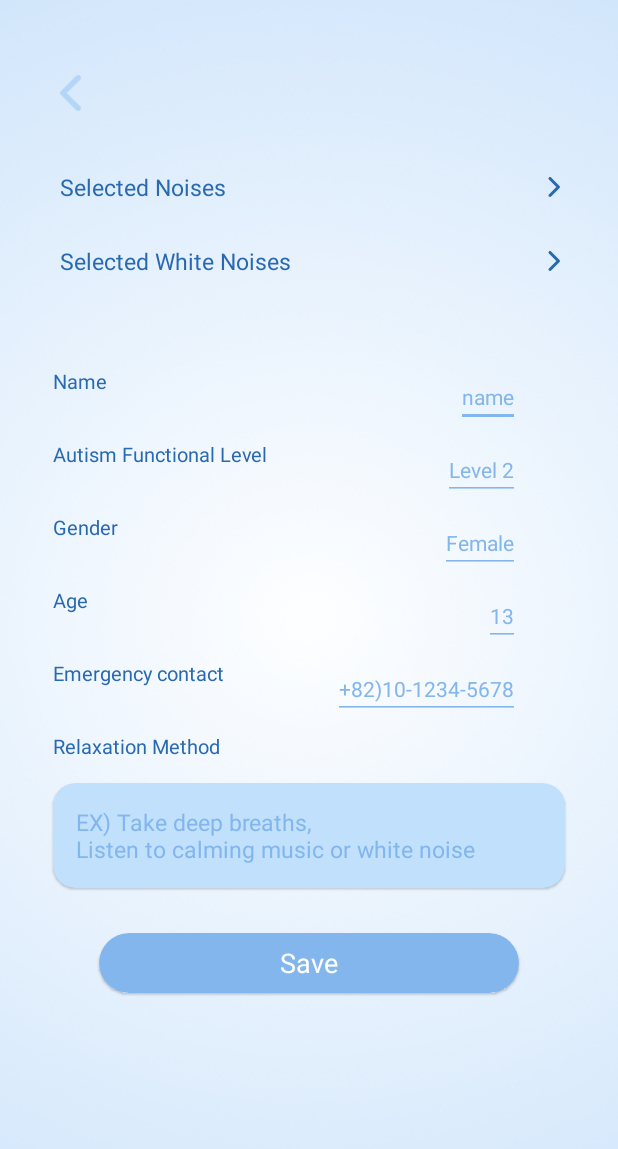
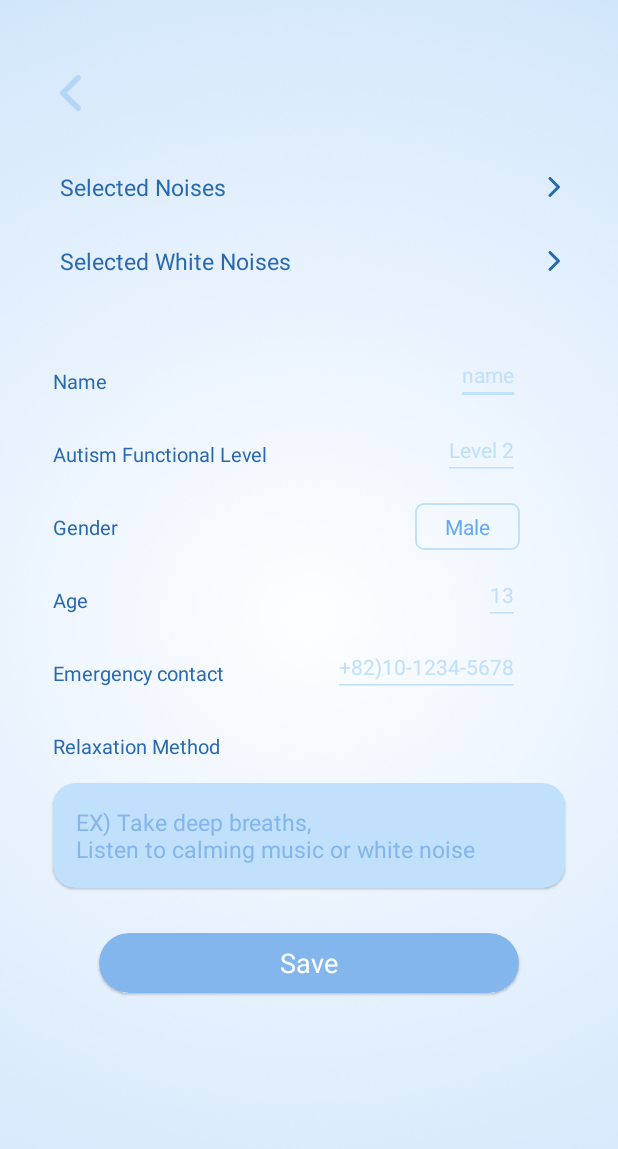
Before and after one commit to GDSC-SWU/2025-Mutism-SolutionChallenge, an Android app: the MyPageActivity screen opened directly, with no data from a screen before it, after a tap on "Save", on a phone screen of 412 x 824 dp. Shown: the top 1149 px of the screen. Run offline under Robolectric (Android 15) with nearby library versions, the phone set to English and light mode, and no system bars.

Commit message:
feat : add user info validation before recording and update UI for gender selection

```diff
--- a/mutism/app/src/main/java/com/example/mutism/controller/main/MainActivity.kt
+++ b/mutism/app/src/main/java/com/example/mutism/controller/main/MainActivity.kt
@@ -84,6 +84,12 @@ class MainActivity : AppCompatActivity() {
         binding.btnStart.setOnClickListener {
             val sharedPrefs = getSharedPreferences("NoiseSelectPrefs", MODE_PRIVATE)
             val selectedNoiseTags = sharedPrefs.getStringSet(KEY_SELECTED_NOISE_TAGS, emptySet())
+
+            if (!checkUserInfoFilled()) {
+                Toast.makeText(this, "Please complete your profile first.", Toast.LENGTH_SHORT).show()
+                startActivity(Intent(this, MyPageActivity::class.java))
+                return@setOnClickListener
+            }
 
             if (selectedNoiseTags.isNullOrEmpty()) {
                 if (selectNoiseDialog?.isShowing != true) {
@@ -288,6 +294,16 @@ class MainActivity : AppCompatActivity() {
         }
     }
 
+    private fun checkUserInfoFilled(): Boolean {
+        val userPrefs = getSharedPreferences("UserPrefs", Context.MODE_PRIVATE)
+        val requiredKeys = listOf("name", "autism_level", "gender", "age", "emergency contact", "relax_method")
+
+        return requiredKeys.all { key ->
+            val value = userPrefs.getString(key, null)
+            !value.isNullOrBlank()
+        }
+    }
+
     companion object {
         const val REQUEST_CALL_PERMISSION = 100
         const val EMERGENCY_NUMBER = "1234"
--- a/mutism/app/src/main/java/com/example/mutism/controller/myPage/MyPageActivity.kt
+++ b/mutism/app/src/main/java/com/example/mutism/controller/myPage/MyPageActivity.kt
@@ -5,17 +5,25 @@ import android.content.Intent
 import android.content.SharedPreferences
 import android.os.Bundle
 import android.util.Log
+import android.view.View
+import android.widget.AdapterView
+import android.widget.ArrayAdapter
 import android.widget.Toast
 import androidx.activity.enableEdgeToEdge
 import androidx.appcompat.app.AppCompatActivity
+import androidx.core.content.edit
+import com.example.mutism.R
 import com.example.mutism.controller.noiseSelectPage.NoiseSelectActivity
 import com.example.mutism.controller.whiteNoisePage.WhiteNoiseActivity
 import com.example.mutism.databinding.ActivityMyPageBinding
+import com.example.mutism.model.Gender
 import com.google.android.material.chip.Chip
 
 class MyPageActivity : AppCompatActivity() {
     private lateinit var binding: ActivityMyPageBinding
     private lateinit var sharedPrefs: SharedPreferences
+    private lateinit var genderType: ArrayList<Gender>
+    private var selectedGender: Gender? = null
 
     override fun onCreate(savedInstanceState: Bundle?) {
         super.onCreate(savedInstanceState)
@@ -43,6 +51,42 @@ class MyPageActivity : AppCompatActivity() {
         loadUserInfo()
         updateSelectedNoiseChips()
 
+        genderType =
+            arrayListOf(
+                Gender("Male", "Male"),
+                Gender("Female", "Female"),
+                Gender("Other", "Other"),
+            )
+
+        val spinnerAdapter = ArrayAdapter(this, R.layout.item_spinner_gender, genderType)
+        spinnerAdapter.setDropDownViewResource(R.layout.item_spinner_gender)
+        binding.genderSpinner.adapter = spinnerAdapter
+
+        val savedGenderType = sharedPrefs.getString(KEY_GENDER, null)
+        savedGenderType?.let {
+            val index = genderType.indexOfFirst { gender -> gender.type == it }
+            if (index != -1) {
+                binding.genderSpinner.setSelection(index)
+                selectedGender = genderType[index] // 초기값도 변수에 담아둠
+            }
+        }
+
+        binding.genderSpinner.onItemSelectedListener =
+            object : AdapterView.OnItemSelectedListener {
+                override fun onItemSelected(
+                    parent: AdapterView<*>?,
+                    view: View?,
+                    position: Int,
+                    id: Long,
+                ) {
+                    selectedGender = genderType[position]
+                }
+
+                override fun onNothingSelected(parent: AdapterView<*>?) {
+                    selectedGender = null
+                }
+            }
+
         binding.btnSave.setOnClickListener {
             saveUserInfo()
         }
@@ -56,19 +100,19 @@ class MyPageActivity : AppCompatActivity() {
     private fun saveUserInfo() {
         val name = binding.tvNameValue.text.toString()
         val autismLevel = binding.tvAutismLevelValue.text.toString()
-        val gender = binding.tvGenderValue.text.toString()
+        val gender = selectedGender?.type ?: ""
         val age = binding.tvAgeValue.text.toString()
         val emergencyNumber = binding.tvEmergencyContactValue.text.toString()
         val relaxMethod = binding.edtRelaxMethod.text.toString()
 
-        val editor = sharedPrefs.edit()
-        editor.putString(KEY_NAME, name)
-        editor.putString(KEY_AUTISM_LEVEL, autismLevel)
-        editor.putString(KEY_GENDER, gender)
-        editor.putString(KEY_AGE, age)
-        editor.putString(KEY_EMERGENCY_CONTACT, emergencyNumber)
-        editor.putString(KEY_RELAX_METHOD, relaxMethod)
-        editor.apply()
+        sharedPrefs.edit {
+            putString(KEY_NAME, name)
+            putString(KEY_AUTISM_LEVEL, autismLevel)
+            putString(KEY_GENDER, gender)
+            putString(KEY_AGE, age)
+            putString(KEY_EMERGENCY_CONTACT, emergencyNumber)
+            putString(KEY_RELAX_METHOD, relaxMethod)
+        }
 
         Log.d("saveUserInfo", "saveUserInfo : $autismLevel,$gender,$age,$relaxMethod")
         Toast.makeText(this, "User information saved!", Toast.LENGTH_SHORT).show()
@@ -77,14 +121,12 @@ class MyPageActivity : AppCompatActivity() {
     private fun loadUserInfo() {
         val name = sharedPrefs.getString(KEY_NAME, "")
         val autismLevel = sharedPrefs.getString(KEY_AUTISM_LEVEL, "")
-        val gender = sharedPrefs.getString(KEY_GENDER, "")
         val age = sharedPrefs.getString(KEY_AGE, "")
         val emergencyNumber = sharedPrefs.getString(KEY_EMERGENCY_CONTACT, "")
         val relaxMethod = sharedPrefs.getString(KEY_RELAX_METHOD, "")
 
         binding.tvNameValue.setText(name)
         binding.tvAutismLevelValue.setText(autismLevel)
-        binding.tvGenderValue.setText(gender)
         binding.tvAgeValue.setText(age)
         binding.tvEmergencyContactValue.setText(emergencyNumber)
         binding.edtRelaxMethod.setText(relaxMethod)
--- a/mutism/app/src/main/java/com/example/mutism/controller/whiteNoisePage/WhiteNoiseActivity.kt
+++ b/mutism/app/src/main/java/com/example/mutism/controller/whiteNoisePage/WhiteNoiseActivity.kt
@@ -33,7 +33,7 @@ class WhiteNoiseActivity : AppCompatActivity() {
         binding.btnSelect.setOnClickListener {
             selectedNoiseName?.let {
                 saveSelection(it)
-                Toast.makeText(this, "Selected: $it", Toast.LENGTH_SHORT).show()
+                Toast.makeText(this, "Selected white noise : $it", Toast.LENGTH_SHORT).show()
                 finish()
             } ?: Toast.makeText(this, "No noise selected.", Toast.LENGTH_SHORT).show()
         }
--- /dev/null
+++ b/mutism/app/src/main/java/com/example/mutism/model/Gender.kt
@@ -0,0 +1,8 @@
+package com.example.mutism.model
+
+data class Gender(
+    val type: String,
+    val sex: String,
+) {
+    override fun toString(): String = sex
+}
--- /dev/null
+++ b/mutism/app/src/main/res/drawable/border_my_page_spinner.xml
@@ -0,0 +1,6 @@
+<shape xmlns:android="http://schemas.android.com/apk/res/android"
+    android:shape="rectangle">
+    <solid android:color="@android:color/transparent" />
+    <stroke android:width="1dp" android:color="@color/color_primary_light3"/>
+    <corners android:radius="5dp"/>
+</shape>
--- a/mutism/app/src/main/res/layout/activity_my_page.xml
+++ b/mutism/app/src/main/res/layout/activity_my_page.xml
@@ -108,12 +108,14 @@
         android:layout_height="wrap_content"
         android:hint="name"
         android:textSize="14sp"
-        android:textColor="@color/color_primary_light"
-        android:textColorHint="@color/color_primary_light2"
-        android:backgroundTint="@color/color_primary_light2"
+        android:textColor="@color/color_primary"
+        android:textColorHint="@color/color_primary_light3"
+        android:backgroundTint="@color/color_primary_light3"
         android:layout_marginEnd="45dp"
+        android:layout_marginTop="45dp"
         app:layout_constraintEnd_toEndOf="parent"
-        app:layout_constraintTop_toTopOf="@+id/tv_name"/>
+        app:layout_constraintTop_toBottomOf= "@+id/white_noise_container"
+        app:layout_constraintBottom_toTopOf="@+id/tv_autism_level_value"/>
 
 
     <TextView
@@ -134,13 +136,40 @@
         android:layout_height="wrap_content"
         android:hint="Level 2"
         android:textSize="14sp"
-        android:textColor="@color/color_primary_light"
-        android:textColorHint="@color/color_primary_light2"
-        android:backgroundTint="@color/color_primary_light2"
+        android:textColor="@color/color_primary"
+        android:textColorHint="@color/color_primary_light3"
+        android:backgroundTint="@color/color_primary_light3"
         android:layout_marginEnd="45dp"
+        android:layout_marginTop="10dp"
         app:layout_constraintEnd_toEndOf="parent"
-        app:layout_constraintTop_toTopOf="@+id/tv_autism_level"/>
+        app:layout_constraintTop_toBottomOf="@+id/tv_name_value"/>
 
+<!--    <TextView-->
+<!--        android:id="@+id/tv_gender"-->
+<!--        android:layout_width="wrap_content"-->
+<!--        android:layout_height="wrap_content"-->
+<!--        android:text="@string/text_my_page_gender"-->
+<!--        android:textSize="13sp"-->
+<!--        android:textColor="@color/color_primary_dark"-->
+<!--        android:layout_marginStart="15dp"-->
+<!--        android:layout_marginTop="30dp"-->
+<!--        app:layout_constraintStart_toStartOf="parent"-->
+<!--        app:layout_constraintTop_toBottomOf="@+id/tv_autism_level" />-->
+
+<!--    <EditText-->
+<!--        android:id="@+id/tv_gender_value"-->
+<!--        android:layout_width="wrap_content"-->
+<!--        android:layout_height="wrap_content"-->
+<!--        android:hint="Female"-->
+<!--        android:textSize="14sp"-->
+<!--        android:textColor="@color/color_primary_light"-->
+<!--        android:textColorHint="@color/color_primary_light2"-->
+<!--        android:backgroundTint="@color/color_primary_light2"-->
+<!--        android:layout_marginEnd="45dp"-->
+<!--        app:layout_constraintEnd_toEndOf="parent"-->
+<!--        app:layout_constraintTop_toTopOf="@+id/tv_gender"/>-->
+
+    <!-- 성별 TextView -->
     <TextView
         android:id="@+id/tv_gender"
         android:layout_width="wrap_content"
@@ -153,18 +182,23 @@
         app:layout_constraintStart_toStartOf="parent"
         app:layout_constraintTop_toBottomOf="@+id/tv_autism_level" />
 
-    <EditText
-        android:id="@+id/tv_gender_value"
-        android:layout_width="wrap_content"
+    <Spinner
+        android:id="@+id/gender_spinner"
+        style="@style/Widget.AppCompat.Spinner"
+        android:layout_width="70dp"
+        android:minWidth="60dp"
         android:layout_height="wrap_content"
-        android:hint="Female"
-        android:textSize="14sp"
-        android:textColor="@color/color_primary_light"
-        android:textColorHint="@color/color_primary_light2"
-        android:backgroundTint="@color/color_primary_light2"
+        android:layout_weight="1"
+        app:layout_constraintTop_toBottomOf="@+id/tv_autism_level_value"
+        app:layout_constraintEnd_toEndOf="parent"
+        android:gravity="end"
         android:layout_marginEnd="45dp"
-        app:layout_constraintEnd_toEndOf="parent"
-        app:layout_constraintTop_toTopOf="@+id/tv_gender"/>
+        android:layout_marginTop="15dp"
+        android:background="@drawable/border_my_page_spinner"
+        android:dropDownWidth="match_parent"
+        android:dropDownVerticalOffset="35dp"
+        android:popupBackground="@color/white" />
+
 
     <TextView
         android:id="@+id/tv_age"
@@ -184,12 +218,13 @@
         android:layout_height="wrap_content"
         android:hint="13"
         android:textSize="14sp"
-        android:textColor="@color/color_primary_light"
-        android:textColorHint="@color/color_primary_light2"
-        android:backgroundTint="@color/color_primary_light2"
+        android:textColor="@color/color_primary"
+        android:textColorHint="@color/color_primary_light3"
+        android:backgroundTint="@color/color_primary_light3"
         android:layout_marginEnd="45dp"
+        android:layout_marginTop="10dp"
         app:layout_constraintEnd_toEndOf="parent"
-        app:layout_constraintTop_toTopOf="@+id/tv_age"/>
+        app:layout_constraintTop_toBottomOf="@+id/gender_spinner"/>
 
     <TextView
         android:id="@+id/tv_emergency_contact"
@@ -209,12 +244,13 @@
         android:layout_height="wrap_content"
         android:hint="+82)10-1234-5678"
         android:textSize="14sp"
-        android:textColor="@color/color_primary_light"
-        android:textColorHint="@color/color_primary_light2"
-        android:backgroundTint="@color/color_primary_light2"
+        android:textColor="@color/color_primary"
+        android:textColorHint="@color/color_primary_light3"
+        android:backgroundTint="@color/color_primary_light3"
         android:layout_marginEnd="45dp"
+        android:layout_marginTop="8dp"
         app:layout_constraintEnd_toEndOf="parent"
-        app:layout_constraintTop_toTopOf="@+id/tv_emergency_contact"/>
+        app:layout_constraintTop_toBottomOf="@+id/tv_age_value"/>
 
 
     <TextView
--- /dev/null
+++ b/mutism/app/src/main/res/layout/item_dropdown_gender.xml
@@ -0,0 +1,10 @@
+<?xml version="1.0" encoding="utf-8"?>
+<!-- item_dropdown_gender.xml -->
+<TextView xmlns:android="http://schemas.android.com/apk/res/android"
+    android:id="@+id/dropdown_item"
+    android:layout_width="match_parent"
+    android:layout_height="wrap_content"
+    android:padding="8dp"
+    android:textColor="@color/color_primary_light"
+    android:background="?attr/selectableItemBackground"
+    android:textSize="14sp"/>
--- /dev/null
+++ b/mutism/app/src/main/res/layout/item_spinner_gender.xml
@@ -0,0 +1,7 @@
+<TextView xmlns:android="http://schemas.android.com/apk/res/android"
+    android:layout_width="match_parent"
+    android:layout_height="wrap_content"
+    android:textColor="@color/color_primary_light"
+    android:textSize="14sp"
+    android:gravity="center"
+    android:padding="6dp" />
```
